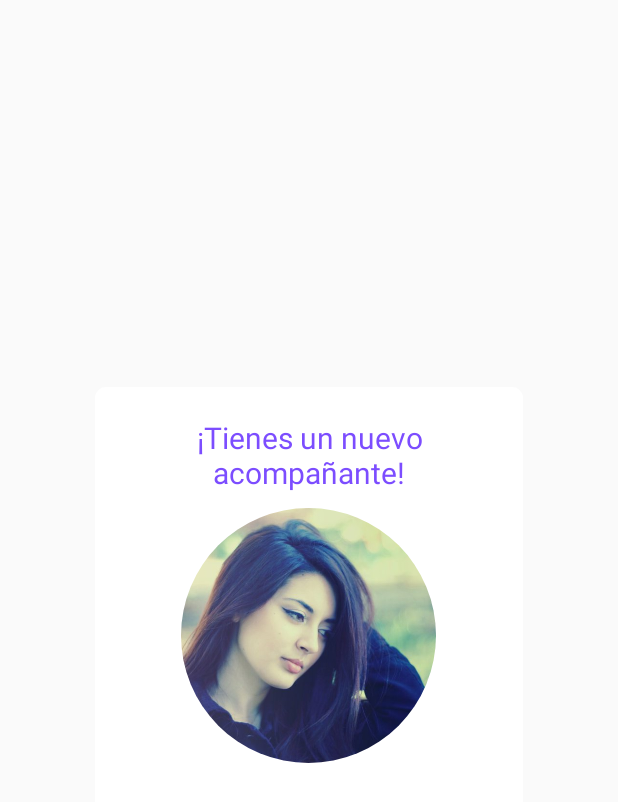
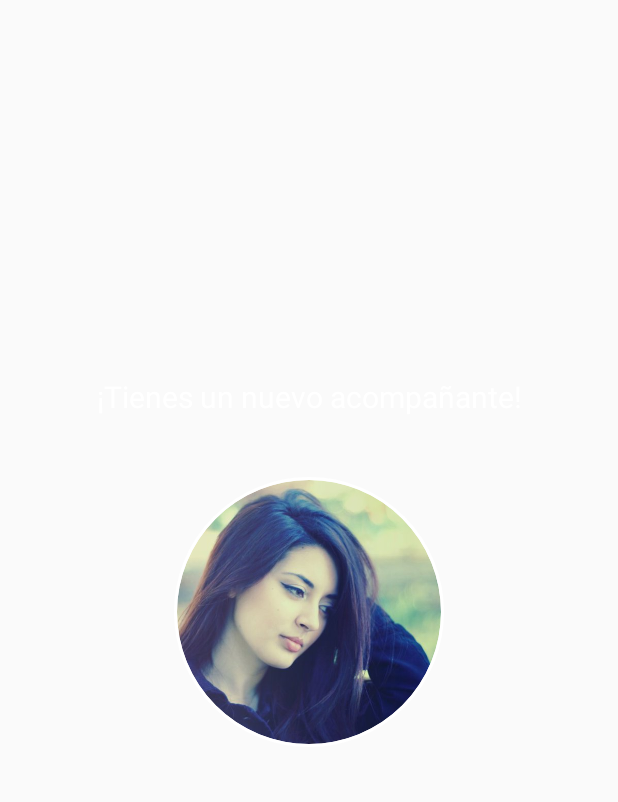
Before and after one commit to cgershen/prog, an Android app: the layout activity_maps_custom_dialog_new_match.xml on its own in the app's theme, with its tools: preview values and no code run, on a phone screen of 412 x 824 dp. Shown: the top 802 px of the screen. Run offline under Robolectric (Android 15) with nearby library versions, the phone set to English and light mode, and no system bars.

Commit message:
added chat

```diff
--- a/front/Android/PumaRide/app/src/main/java/com/unam/alex/pumaride/MainTabActivity.java
+++ b/front/Android/PumaRide/app/src/main/java/com/unam/alex/pumaride/MainTabActivity.java
@@ -117,6 +117,8 @@ public class MainTabActivity extends AppCompatActivity implements OnFragmentInte
                 editor.putInt("userid",u.getId());
                 editor.putString("first_name", u.getFirst_name());
                 editor.putString("last_name", u.getLast_name());
+                editor.putString("image", u.getImage());
+                editor.putString("aboutme", u.getAboutme());
                 editor.commit();
                 if(!isMyServiceRunning( MessageService.class)){
                     startService(new Intent(getApplicationContext(), MessageService.class));
--- a/front/Android/PumaRide/app/src/main/res/drawable/custom_dialog_content.xml
+++ b/front/Android/PumaRide/app/src/main/res/drawable/custom_dialog_content.xml
@@ -1,6 +1,6 @@
 <?xml version="1.0" encoding="UTF-8"?>
 <shape xmlns:android="http://schemas.android.com/apk/res/android">
-    <solid android:color="#ffffffff"/>
+    <solid android:color="@android:color/transparent"/>
     <corners android:bottomRightRadius="7dp" android:bottomLeftRadius="7dp"
         android:topLeftRadius="7dp" android:topRightRadius="7dp"/>
 </shape>
--- a/front/Android/PumaRide/app/src/main/res/drawable/custom_rounded_button.xml
+++ b/front/Android/PumaRide/app/src/main/res/drawable/custom_rounded_button.xml
@@ -5,7 +5,6 @@
         android:right="1dp"
         android:bottom="1dp"
         />
-    <corners android:bottomRightRadius="7dp" android:bottomLeftRadius="7dp"
-        android:topLeftRadius="7dp" android:topRightRadius="7dp"/>
-
+    <corners android:bottomRightRadius="3dp" android:bottomLeftRadius="3dp"
+        android:topLeftRadius="3dp" android:topRightRadius="3dp"/>
 </shape>
--- a/front/Android/PumaRide/app/src/main/res/layout/activity_maps_custom_dialog_new_match.xml
+++ b/front/Android/PumaRide/app/src/main/res/layout/activity_maps_custom_dialog_new_match.xml
@@ -1,35 +1,40 @@
-<LinearLayout
+<RelativeLayout
     xmlns:android="http://schemas.android.com/apk/res/android"
     xmlns:app="http://schemas.android.com/apk/res-auto"
-    android:layout_gravity="center"
-    android:gravity="center"
-    android:layout_width="285dp"
-    android:layout_height="wrap_content"
+    android:layout_width="match_parent"
+    android:layout_height="match_parent"
     android:background="@drawable/custom_dialog_content"
     android:padding="10dp"
-    android:id="@+id/custom_dialog_content"
-    android:orientation="vertical">
+    android:id="@+id/custom_dialog_content">
     <LinearLayout
         android:orientation="vertical"
-        android:layout_width="match_parent"
-        android:layout_height="wrap_content">
+        android:layout_width="wrap_content"
+        android:layout_height="wrap_content"
+        android:layout_centerVertical="true"
+        android:layout_alignParentLeft="true"
+        android:layout_alignParentStart="true"
+        android:layout_alignParentRight="true"
+        android:layout_alignParentEnd="true">
         <TextView
             android:id="@+id/activity_maps_custom_dialog_new_match_name"
-            android:layout_width="wrap_content"
+            android:layout_width="match_parent"
             android:layout_height="wrap_content"
             android:textSize="20dp"
             android:padding="10dp"
             android:gravity="center"
-            android:textColor="@color/purple_primary_color"
+            android:textColor="@android:color/white"
             android:text="¡Tienes un nuevo acompañante!"/>
         <de.hdodenhof.circleimageview.CircleImageView
             android:id="@+id/activity_maps_custom_dialog_new_match_image"
-            android:layout_width="170dp"
-            android:layout_height="170dp"
+            android:layout_width="240dp"
+            android:layout_height="240dp"
+            android:paddingBottom="30dp"
+            android:paddingTop="30dp"
             android:layout_gravity="center"
             android:src="@drawable/profile"
-            app:civ_border_width="0dp"
-            app:civ_border_color="#FF000000"/>
+            app:civ_border_width="2dp"
+            app:civ_border_color="#fff"
+            />
         <LinearLayout
             android:weightSum="2"
             android:layout_width="match_parent"
@@ -43,11 +48,11 @@
                 android:layout_height="wrap_content">
                 <Button
                     android:id="@+id/custom_dialog_new_match_button_acept"
-                    android:layout_width="80dp"
-                    android:layout_height="37dp"
+                    android:layout_width="95dp"
+                    android:layout_height="45dp"
                     android:layout_marginTop="10dp"
                     android:background="@drawable/custom_rounded_button"
-                    android:textSize="13dp"
+                    android:textSize="15dp"
                     android:layout_marginRight="4dp"
                     android:text="Aceptar"
                     android:textColor="#fff" />
@@ -60,17 +65,17 @@
                 android:layout_width="wrap_content"
                 android:layout_height="wrap_content">
                 <Button
-                    android:layout_height="37dp"
+                    android:layout_height="45dp"
                     android:id="@+id/custom_dialog_new_match_button_message"
-                    android:layout_width="80dp"
+                    android:layout_width="95dp"
                     android:layout_marginTop="10dp"
                     android:background="@drawable/custom_rounded_button"
-                    android:textSize="13dp"
+                    android:textSize="14dp"
                     android:layout_marginRight="4dp"
                     android:onClick="Cargar"
-                    android:text="Mensaje"
+                    android:text="Enviar Mensaje"
                     android:textColor="#fff" />
             </LinearLayout>
         </LinearLayout>
     </LinearLayout>
-</LinearLayout>
+</RelativeLayout>
--- a/front/Android/PumaRide/app/src/main/res/layout/activity_message.xml
+++ b/front/Android/PumaRide/app/src/main/res/layout/activity_message.xml
@@ -5,6 +5,7 @@
     android:layout_height="match_parent"
     android:paddingTop="16dp"
     android:background="@drawable/shattered"
+    android:id="@+id/activity_message_id"
     tools:context=".MessageActivity">
     <android.support.v7.widget.RecyclerView
         xmlns:android="http://schemas.android.com/apk/res/android"
--- a/front/Android/PumaRide/app/src/main/res/values/colors.xml
+++ b/front/Android/PumaRide/app/src/main/res/values/colors.xml
@@ -4,7 +4,7 @@
     <color name="colorPrimaryDark">#00bcd4</color>
     <color name="colorAccent">#FFFFFF</color>
     <color name="colorWalk">#009688</color>
-    <color name="colorCar">#ff9800</color>
+    <color name="orange_primary_color">#ff9800</color>
     <color name="colorBike">#8bc34a</color>
 
 
```
Also changed, not shown: front/Android/PumaRide/app/src/main/java/com/unam/alex/pumaride/MapsActivity.java (+36 -8 lines), front/Android/PumaRide/app/src/main/java/com/unam/alex/pumaride/MessageActivity.java (+8 -3 lines), front/Android/PumaRide/app/src/main/java/com/unam/alex/pumaride/RouteDetailActivity.java (+14 -2 lines), front/Android/PumaRide/app/src/main/java/com/unam/alex/pumaride/models/User.java (+18 -0 lines), front/Android/PumaRide/app/src/main/res/drawable/custom_cancel_button.xml (+13 -2 lines), front/Android/PumaRide/app/src/main/res/drawable/ic_cancel_black_24px.xml (added, +9 -0 lines), front/Android/PumaRide/app/src/main/res/layout/activity_maps.xml (+4 -4 lines), front/Android/PumaRide/app/src/main/res/layout/activity_maps_custom_dialog_looking_for.xml (+39 -32 lines), front/Android/PumaRide/app/src/main/res/layout/activity_match_detail.xml (+6 -14 lines).
